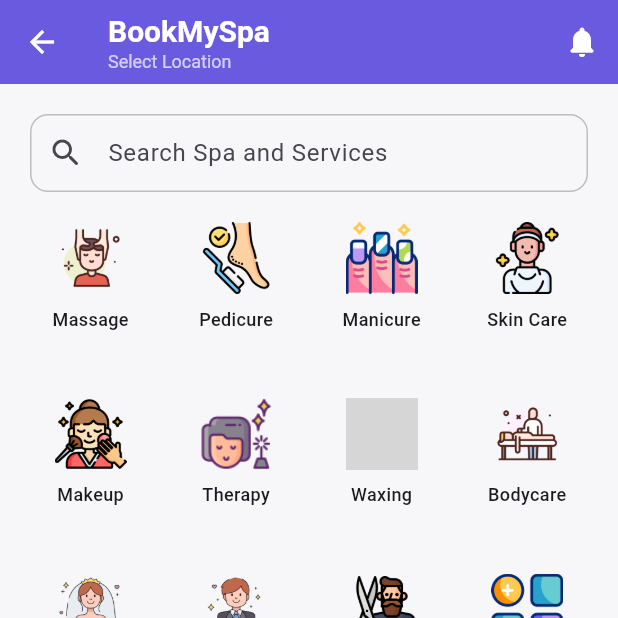
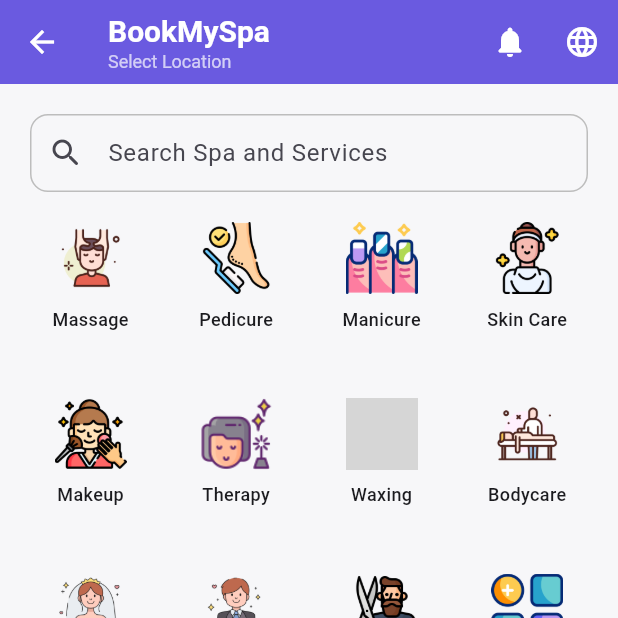
Before and after one commit to avrsoftdev/bookmyspa, a Flutter app: the HomePage screen opened by its route, on a phone screen of 412 x 824 dp, the top half of it. Run offline on Flutter 3.47's test engine with Material 3 defaults, Android fonts, the phone set to English and light mode, and no system bars; our stand-ins replace cloud_firestore, equatable, firebase_auth, firebase_core, firebase_storage, flutter_bloc and 7 more; missing offline and left inert: firebase_app_check; accounts and stored records are empty; network calls fail; grey boxes are pictures that could not be loaded.

Commit message:
Language change

````diff
--- /dev/null
+++ b/l10n.yaml
@@ -0,0 +1,6 @@
+arb-dir: lib/l10n
+template-arb-file: app_en.arb
+output-localization-file: app_localizations.dart
+output-dir: lib/l10n
+synthetic-package: false
+nullable-getter: true
--- /dev/null
+++ b/lib/l10n/app_localizations.dart
@@ -0,0 +1,224 @@
+import 'dart:async';
+
+import 'package:flutter/foundation.dart';
+import 'package:flutter/widgets.dart';
+import 'package:flutter_localizations/flutter_localizations.dart';
+import 'package:intl/intl.dart' as intl;
+
+import 'app_localizations_en.dart';
+import 'app_localizations_hi.dart';
+
+// ignore_for_file: type=lint
+
+/// Callers can lookup localized strings with an instance of AppLocalizations
+/// returned by `AppLocalizations.of(context)`.
+///
+/// Applications need to include `AppLocalizations.delegate()` in their app's
+/// `localizationDelegates` list, and the locales they support in the app's
+/// `supportedLocales` list. For example:
+///
+/// ```dart
+/// import 'l10n/app_localizations.dart';
+///
+/// return MaterialApp(
+///   localizationsDelegates: AppLocalizations.localizationsDelegates,
+///   supportedLocales: AppLocalizations.supportedLocales,
+///   home: MyApplicationHome(),
+/// );
+/// ```
+///
+/// ## Update pubspec.yaml
+///
+/// Please make sure to update your pubspec.yaml to include the following
+/// packages:
+///
+/// ```yaml
+/// dependencies:
+///   # Internationalization support.
+///   flutter_localizations:
+///     sdk: flutter
+///   intl: any # Use the pinned version from flutter_localizations
+///
+///   # Rest of dependencies
+/// ```
+///
+/// ## iOS Applications
+///
+/// iOS applications define key application metadata, including supported
+/// locales, in an Info.plist file that is built into the application bundle.
+/// To configure the locales supported by your app, you’ll need to edit this
+/// file.
+///
+/// First, open your project’s ios/Runner.xcworkspace Xcode workspace file.
+/// Then, in the Project Navigator, open the Info.plist file under the Runner
+/// project’s Runner folder.
+///
+/// Next, select the Information Property List item, select Add Item from the
+/// Editor menu, then select Localizations from the pop-up menu.
+///
+/// Select and expand the newly-created Localizations item then, for each
+/// locale your application supports, add a new item and select the locale
+/// you wish to add from the pop-up menu in the Value field. This list should
+/// be consistent with the languages listed in the AppLocalizations.supportedLocales
+/// property.
+abstract class AppLocalizations {
+  AppLocalizations(String locale)
+    : localeName = intl.Intl.canonicalizedLocale(locale.toString());
+
+  final String localeName;
+
+  static AppLocalizations? of(BuildContext context) {
+    return Localizations.of<AppLocalizations>(context, AppLocalizations);
+  }
+
+  static const LocalizationsDelegate<AppLocalizations> delegate =
+      _AppLocalizationsDelegate();
+
+  /// A list of this localizations delegate along with the default localizations
+  /// delegates.
+  ///
+  /// Returns a list of localizations delegates containing this delegate along with
+  /// GlobalMaterialLocalizations.delegate, GlobalCupertinoLocalizations.delegate,
+  /// and GlobalWidgetsLocalizations.delegate.
+  ///
+  /// Additional delegates can be added by appending to this list in
+  /// MaterialApp. This list does not have to be used at all if a custom list
+  /// of delegates is preferred or required.
+  static const List<LocalizationsDelegate<dynamic>> localizationsDelegates =
+      <LocalizationsDelegate<dynamic>>[
+        delegate,
+        GlobalMaterialLocalizations.delegate,
+        GlobalCupertinoLocalizations.delegate,
+        GlobalWidgetsLocalizations.delegate,
+      ];
+
+  /// A list of this localizations delegate's supported locales.
+  static const List<Locale> supportedLocales = <Locale>[
+    Locale('en'),
+    Locale('hi'),
+  ];
+
+  /// No description provided for @appTitle.
+  ///
+  /// In en, this message translates to:
+  /// **'BookMySpa'**
+  String get appTitle;
+
+  /// No description provided for @selectLocation.
+  ///
+  /// In en, this message translates to:
+  /// **'Select Location'**
+  String get selectLocation;
+
+  /// No description provided for @searchSpaServices.
+  ///
+  /// In en, this message translates to:
+  /// **'Search Spa and Services'**
+  String get searchSpaServices;
+
+  /// No description provided for @seeMore.
+  ///
+  /// In en, this message translates to:
+  /// **'See More..'**
+  String get seeMore;
+
+  /// No description provided for @categoryMassage.
+  ///
+  /// In en, this message translates to:
+  /// **'Massage'**
+  String get categoryMassage;
+
+  /// No description provided for @categoryPedicure.
+  ///
+  /// In en, this message translates to:
+  /// **'Pedicure'**
+  String get categoryPedicure;
+
+  /// No description provided for @categoryManicure.
+  ///
+  /// In en, this message translates to:
+  /// **'Manicure'**
+  String get categoryManicure;
+
+  /// No description provided for @categorySkinCare.
+  ///
+  /// In en, this message translates to:
+  /// **'Skin Care'**
+  String get categorySkinCare;
+
+  /// No description provided for @categoryMakeup.
+  ///
+  /// In en, this message translates to:
+  /// **'Makeup'**
+  String get categoryMakeup;
+
+  /// No description provided for @categoryTherapy.
+  ///
+  /// In en, this message translates to:
+  /// **'Therapy'**
+  String get categoryTherapy;
+
+  /// No description provided for @categoryWaxing.
+  ///
+  /// In en, this message translates to:
+  /// **'Waxing'**
+  String get categoryWaxing;
+
+  /// No description provided for @categoryBodycare.
+  ///
+  /// In en, this message translates to:
+  /// **'Bodycare'**
+  String get categoryBodycare;
+
+  /// No description provided for @categoryBridal.
+  ///
+  /// In en, this message translates to:
+  /// **'Bridal'**
+  String get categoryBridal;
+
+  /// No description provided for @categoryGrooming.
+  ///
+  /// In en, this message translates to:
+  /// **'Grooming'**
+  String get categoryGrooming;
+
+  /// No description provided for @categoryHaircare.
+  ///
+  /// In en, this message translates to:
+  /// **'Haircare'**
+  String get categoryHaircare;
+}
+
+class _AppLocalizationsDelegate
+    extends LocalizationsDelegate<AppLocalizations> {
+  const _AppLocalizationsDelegate();
+
+  @override
+  Future<AppLocalizations> load(Locale locale) {
+    return SynchronousFuture<AppLocalizations>(lookupAppLocalizations(locale));
+  }
+
+  @override
+  bool isSupported(Locale locale) =>
+      <String>['en', 'hi'].contains(locale.languageCode);
+
+  @override
+  bool shouldReload(_AppLocalizationsDelegate old) => false;
+}
+
+AppLocalizations lookupAppLocalizations(Locale locale) {
+  // Lookup logic when only language code is specified.
+  switch (locale.languageCode) {
+    case 'en':
+      return AppLocalizationsEn();
+    case 'hi':
+      return AppLocalizationsHi();
+  }
+
+  throw FlutterError(
+    'AppLocalizations.delegate failed to load unsupported locale "$locale". This is likely '
+    'an issue with the localizations generation tool. Please file an issue '
+    'on GitHub with a reproducible sample app and the gen-l10n configuration '
+    'that was used.',
+  );
+}
--- a/lib/src/core/di/di.dart
+++ b/lib/src/core/di/di.dart
@@ -20,6 +20,7 @@
 import '../../features/bookings/presentation/controllers/bookings_controller.dart';
 import 'package:shared_preferences/shared_preferences.dart';
 import '../theme/theme_cubit.dart';
+import '../theme/locale_cubit.dart';
 import '../services/admob_service.dart';
 
 // Simple service locator
@@ -90,5 +91,8 @@
   final themeCubit = ThemeCubit(prefs);
   await themeCubit.load();
   sl.register<ThemeCubit>(themeCubit);
+  final localeCubit = LocaleCubit(prefs);
+  await localeCubit.load();
+  sl.register<LocaleCubit>(localeCubit);
   sl.register<AdMobService>(AdMobService(FirebaseFirestore.instance));
 }
--- /dev/null
+++ b/lib/src/core/theme/locale_cubit.dart
@@ -0,0 +1,22 @@
+import 'package:flutter/material.dart';
+import 'package:flutter_bloc/flutter_bloc.dart';
+import 'package:shared_preferences/shared_preferences.dart';
+
+class LocaleCubit extends Cubit<Locale> {
+  final SharedPreferences prefs;
+  static const _key = 'languageCode';
+
+  LocaleCubit(this.prefs) : super(const Locale('en'));
+
+  Future<void> load() async {
+    final systemCode =
+        WidgetsBinding.instance.platformDispatcher.locale.languageCode;
+    final code = prefs.getString(_key) ?? systemCode;
+    emit(Locale(code));
+  }
+
+  Future<void> setLanguage(String code) async {
+    await prefs.setString(_key, code);
+    emit(Locale(code));
+  }
+}
--- a/lib/src/features/home/presentation/pages/home_page.dart
+++ b/lib/src/features/home/presentation/pages/home_page.dart
@@ -5,6 +5,8 @@
 import 'package:bookmyspa/utils/constants/image.dart';
 import 'package:flutter/material.dart';
 import 'package:flutter/foundation.dart';
+import 'package:flutter_bloc/flutter_bloc.dart';
+import 'package:bookmyspa/l10n/app_localizations.dart';
 import '../../../profile/presentation/pages/profile_screen.dart';
 import '../../../bookings/presentation/pages/my_bookings_page.dart';
 import '../../../spa_browse/presentation/pages/favorites_page.dart';
@@ -12,6 +14,7 @@
 import '../../../../core/di/di.dart';
 // TODO: change this import to the actual path of your Images class
 import '../../../../core/widgets/admob_banner_widget.dart';
+import '../../../../core/theme/locale_cubit.dart';
 
 class HomePage extends StatefulWidget {
   final int initialIndex;
@@ -27,20 +30,33 @@
   String? _overriddenAddress;
   final TextEditingController _searchController = TextEditingController();
 
-  // Category data using your Images class
-  final List<Map<String, String>> _categories = [
-    {'icon': Images.massage, 'label': 'Massage'},
-    {'icon': Images.pedicure, 'label': 'Pedicure'},
-    {'icon': Images.manicure, 'label': 'Manicure'},
-    {'icon': Images.skincare, 'label': 'Skin Care'},
-    {'icon': Images.makeup, 'label': 'Makeup'},
-    {'icon': Images.therapy, 'label': 'Therapy'},
-    {'icon': Images.wax, 'label': 'Waxing'},
-    {'icon': Images.bodytreatments, 'label': 'Bodycare'},
-    {'icon': Images.bride, 'label': 'Bridal'},
-    {'icon': Images.groom, 'label': 'Grooming'},
-    {'icon': Images.haircut, 'label': 'Haircare'},
-    {'icon': Images.menu, 'label': 'See More..'},
+  final List<String> _icons = [
+    Images.massage,
+    Images.pedicure,
+    Images.manicure,
+    Images.skincare,
+    Images.makeup,
+    Images.therapy,
+    Images.wax,
+    Images.bodytreatments,
+    Images.bride,
+    Images.groom,
+    Images.haircut,
+    Images.menu,
+  ];
+  final List<String> _canonicalLabels = [
+    'Massage',
+    'Pedicure',
+    'Manicure',
+    'Skin Care',
+    'Makeup',
+    'Therapy',
+    'Waxing',
+    'Bodycare',
+    'Bridal',
+    'Grooming',
+    'Haircare',
+    'See More..',
   ];
 
   @override
@@ -73,6 +89,14 @@
             icon: const Icon(Icons.notifications_rounded, color: Colors.white),
             onPressed: () {},
           ),
+          PopupMenuButton<String>(
+            icon: const Icon(Icons.language, color: Colors.white),
+            onSelected: (code) => context.read<LocaleCubit>().setLanguage(code),
+            itemBuilder: (context) => [
+              const PopupMenuItem(value: 'en', child: Text('English')),
+              const PopupMenuItem(value: 'hi', child: Text('हिंदी')),
+            ],
+          ),
         ],
       ),
       body: IndexedStack(
@@ -85,7 +109,7 @@
               children: [
                 SpaSearchField(controller: _searchController),
                 const SizedBox(height: 20),
-                _buildCategoryGrid(), // 👈 icons just below search bar
+                _buildCategoryGrid(),
                 const SizedBox(height: 20),
                 AdMobBannerWidget(
                   adUnitId: kDebugMode
@@ -115,7 +139,7 @@
     return GridView.builder(
       shrinkWrap: true,
       physics: const NeverScrollableScrollPhysics(),
-      itemCount: _categories.length,
+      itemCount: _icons.length,
       gridDelegate: const SliverGridDelegateWithFixedCrossAxisCount(
         crossAxisCount: 4, // 4 icons per row like Justdial
         mainAxisSpacing: 16,
@@ -123,15 +147,31 @@
         childAspectRatio: 0.8, // tweak if you want icons/text taller/shorter
       ),
       itemBuilder: (context, index) {
-        final item = _categories[index];
-        final label = item['label']!;
+        final l10n = AppLocalizations.of(context)!;
+        final label = switch (index) {
+          0 => l10n.categoryMassage,
+          1 => l10n.categoryPedicure,
+          2 => l10n.categoryManicure,
+          3 => l10n.categorySkinCare,
+          4 => l10n.categoryMakeup,
+          5 => l10n.categoryTherapy,
+          6 => l10n.categoryWaxing,
+          7 => l10n.categoryBodycare,
+          8 => l10n.categoryBridal,
+          9 => l10n.categoryGrooming,
+          10 => l10n.categoryHaircare,
+          11 => l10n.seeMore,
+          _ => '',
+        };
         return InkWell(
-          onTap: label == 'See More..'
+          onTap: index == 11
               ? null
               : () {
                   Navigator.of(context).pushNamed(
                     '/category-subcategories',
-                    arguments: CategorySubcategoriesArgs(label),
+                    arguments: CategorySubcategoriesArgs(
+                      _canonicalLabels[index],
+                    ),
                   );
                 },
           child: Column(
@@ -140,7 +180,7 @@
               SizedBox(
                 height: 48,
                 width: 48,
-                child: Image.asset(item['icon']!, fit: BoxFit.contain),
+                child: Image.asset(_icons[index], fit: BoxFit.contain),
               ),
               const SizedBox(height: 8),
               Text(
--- a/lib/src/features/location/presentation/widgets/location_app_bar.dart
+++ b/lib/src/features/location/presentation/widgets/location_app_bar.dart
@@ -1,5 +1,6 @@
 // lib/common/widgets/location_appbar_title.dart
 import 'package:flutter/material.dart';
+import 'package:bookmyspa/l10n/app_localizations.dart';
 import '../../../location/presentation/bloc/location_bloc.dart';
 
 class LocationAppBarTitle extends StatelessWidget {
@@ -17,13 +18,13 @@
     return Column(
       crossAxisAlignment: CrossAxisAlignment.start,
       children: [
-        const Text('BookMySpa', style: TextStyle(fontSize: 20, fontWeight: FontWeight.bold)),
+        Text(AppLocalizations.of(context)?.appTitle ?? 'BookMySpa', style: const TextStyle(fontSize: 20, fontWeight: FontWeight.bold)),
         ListenableBuilder(
           listenable: locationBloc,
           builder: (context, _) {
             final address = overriddenAddress ??
                 locationBloc.state.location?.address ??
-                'Select Location';
+                (AppLocalizations.of(context)?.selectLocation ?? 'Select Location');
             return Text(
               address,
               style: const TextStyle(fontSize: 12, color: Colors.white70),
--- a/lib/src/features/location/presentation/widgets/spa_search_field.dart
+++ b/lib/src/features/location/presentation/widgets/spa_search_field.dart
@@ -1,15 +1,12 @@
 // lib/common/widgets/spa_search_field.dart
 import 'package:flutter/material.dart';
+import 'package:bookmyspa/l10n/app_localizations.dart';
 
 class SpaSearchField extends StatelessWidget {
   final TextEditingController controller;
   final ValueChanged<String>? onChanged;
 
-  const SpaSearchField({
-    super.key,
-    required this.controller,
-    this.onChanged,
-  });
+  const SpaSearchField({super.key, required this.controller, this.onChanged});
 
   @override
   Widget build(BuildContext context) {
@@ -17,11 +14,11 @@
       controller: controller,
       onChanged: onChanged,
       decoration: InputDecoration(
-        hintText: 'Search Spa and Services',
+        hintText:
+            AppLocalizations.of(context)?.searchSpaServices ??
+            'Search Spa and Services',
         prefixIcon: const Icon(Icons.search_rounded),
-        border: OutlineInputBorder(
-          borderRadius: BorderRadius.circular(12),
-        ),
+        border: OutlineInputBorder(borderRadius: BorderRadius.circular(12)),
         enabledBorder: OutlineInputBorder(
           borderRadius: BorderRadius.circular(12),
           borderSide: BorderSide(color: Colors.grey[400]!, width: 1),
@@ -30,7 +27,10 @@
           borderRadius: BorderRadius.circular(12),
           borderSide: const BorderSide(color: Colors.deepPurple, width: 2),
         ),
-        contentPadding: const EdgeInsets.symmetric(horizontal: 16, vertical: 14),
+        contentPadding: const EdgeInsets.symmetric(
+          horizontal: 16,
+          vertical: 14,
+        ),
       ),
     );
   }
--- a/pubspec.yaml
+++ b/pubspec.yaml
@@ -37,6 +37,8 @@
   equatable: ^2.0.5
   # floating_navbar: ^3.0.0
   google_mobile_ads: ^6.0.0
+  flutter_localizations:
+    sdk: flutter
 
 dev_dependencies:
   flutter_test:
@@ -45,5 +47,6 @@
 
 flutter:
   uses-material-design: true
+  generate: true
   assets:
     - images/
````
Also changed, not shown: lib/l10n/app_en.arb (added, +18 -0 lines), lib/l10n/app_hi.arb (added, +18 -0 lines), lib/l10n/app_localizations_en.dart (added, +55 -0 lines), lib/l10n/app_localizations_hi.dart (added, +55 -0 lines), lib/src/app.dart (+18 -1 lines), pubspec.lock.
